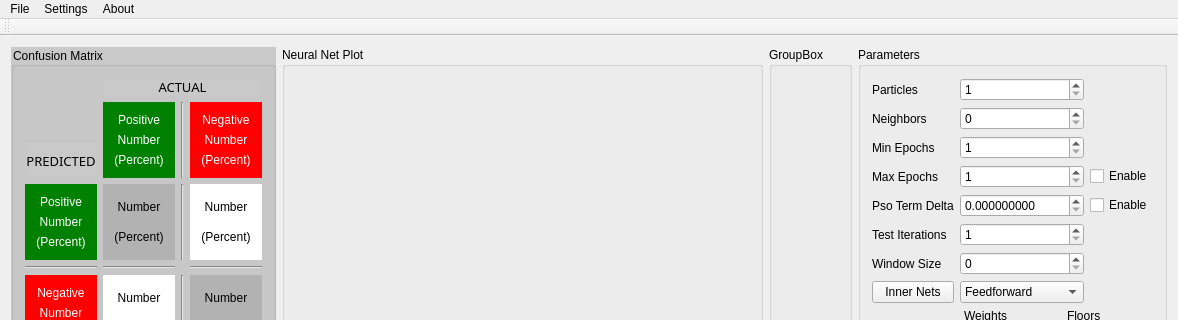
Above: frontend/mainwindow.ui from wboler05/pso_neural_net before the change; both pictures show x 0 to 1178 and y 0 to 320 of the 1178 by 841 pixel window. Below: the same form after it.
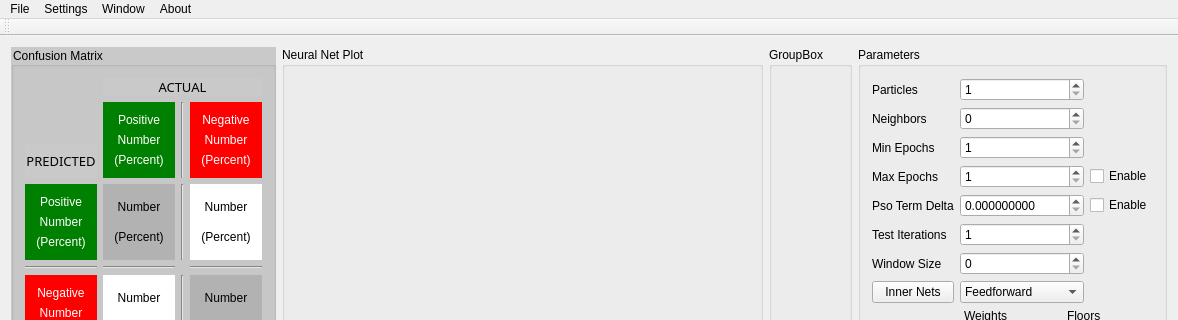
That is the form after the change. Custom widgets are drawn as their Qt base class.

```diff
--- a/frontend/mainwindow.ui
+++ b/frontend/mainwindow.ui
@@ -1675,8 +1675,15 @@
     </property>
     <addaction name="actionConfusion_Matrix"/>
    </widget>
+   <widget class="QMenu" name="menuWindow">
+    <property name="title">
+     <string>Window</string>
+    </property>
+    <addaction name="actionParticle_Plotter"/>
+   </widget>
    <addaction name="menuFile"/>
    <addaction name="menuSettings"/>
+   <addaction name="menuWindow"/>
    <addaction name="menuAbout"/>
   </widget>
   <widget class="QToolBar" name="mainToolBar">
```
Left out of the diff: 5 changed lines with no effect on the pictures.
